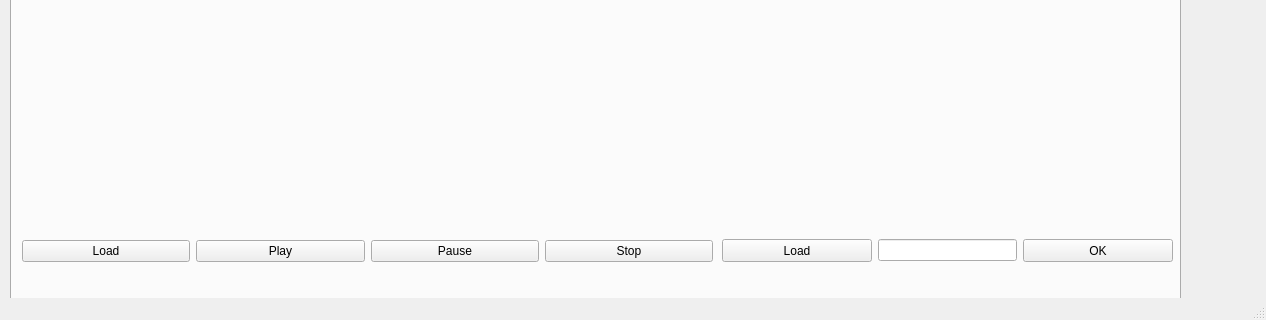
Before: the Qt Designer form gui/MainGui.ui in mastraa/amphi_v30, drawn with Qt 5; both pictures show x 0 to 1266 and y 431 to 751 of the 1266 by 751 pixel window.
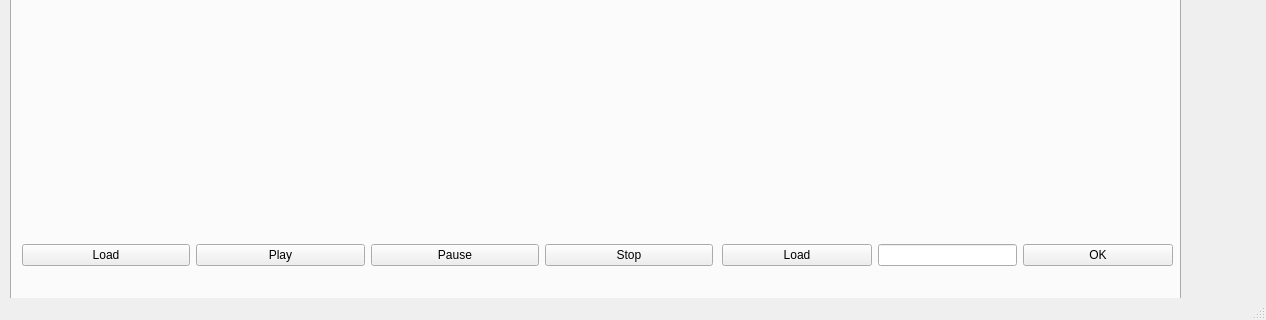
After: the same form once the commit is applied. The open tabs and pages were chosen to show the change.

Commit message: adjurnament telemetry and gui

```diff
--- a/gui/MainGui.ui
+++ b/gui/MainGui.ui
@@ -608,7 +608,7 @@
         <x>10</x>
         <y>630</y>
         <width>691</width>
-        <height>32</height>
+        <height>41</height>
        </rect>
       </property>
       <layout class="QHBoxLayout" name="horizontalLayout_2">
@@ -659,7 +659,7 @@
         <x>710</x>
         <y>630</y>
         <width>451</width>
-        <height>31</height>
+        <height>41</height>
        </rect>
       </property>
       <layout class="QHBoxLayout" name="horizontalLayout_5">
@@ -671,12 +671,6 @@
            <height>0</height>
           </size>
          </property>
-         <property name="maximumSize">
-          <size>
-           <width>250</width>
-           <height>23</height>
-          </size>
-         </property>
          <property name="text">
           <string>Load</string>
          </property>
@@ -695,8 +689,8 @@
          </property>
          <property name="maximumSize">
           <size>
-           <width>16777215</width>
-           <height>23</height>
+           <width>150</width>
+           <height>16777215</height>
           </size>
          </property>
          <property name="text">
```
Left out of the diff: 6 changed lines with no effect on the pictures. The commit also changes 3 other files.
